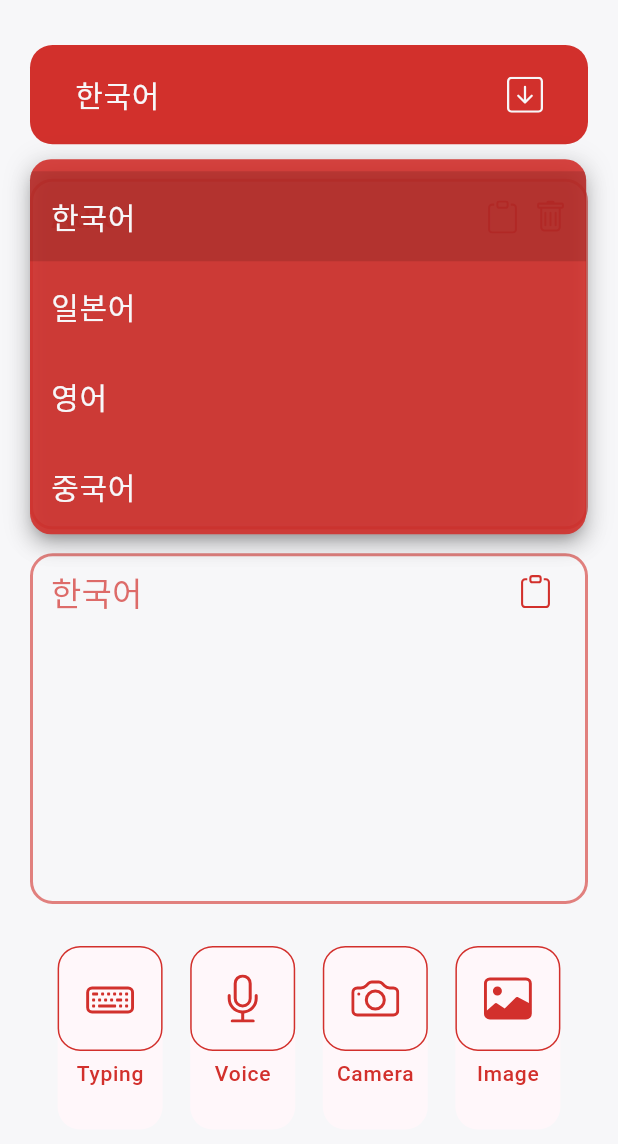
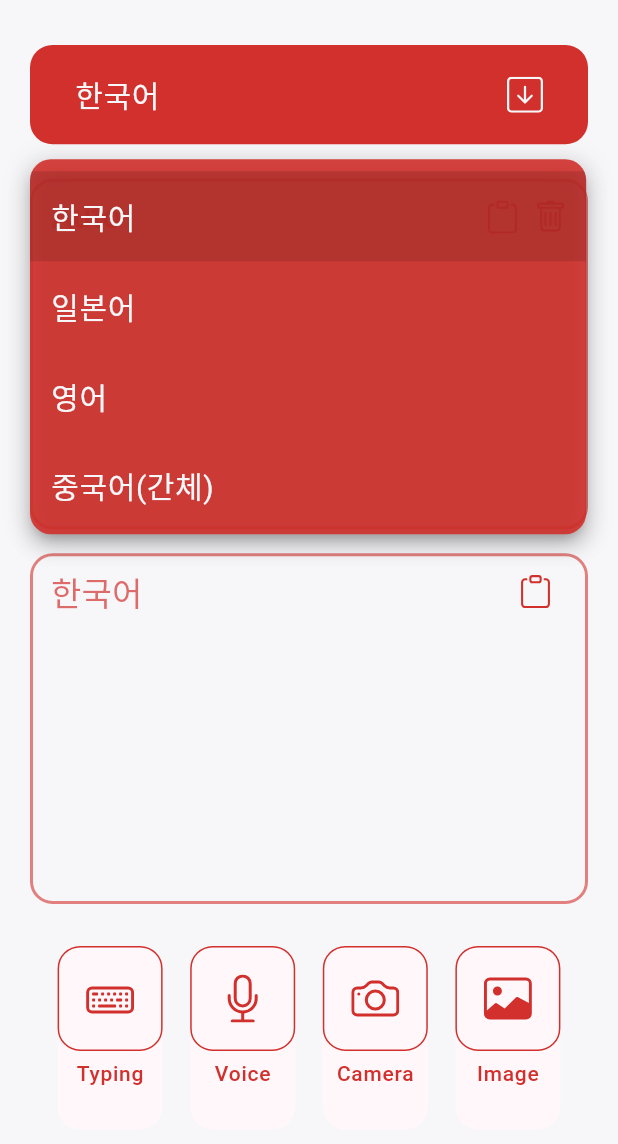
Before and after one commit to Yun-sooyong/Onetool_translator, a Flutter app: the screen it shows after launch, after a tap on "한국어", on a phone screen of 412 x 824 dp, the part 69-1213 px from its top. Run offline on Flutter 3.47's test engine with Material 2 defaults, Android fonts, the phone set to English and light mode, and no system bars; drawn by our look-alikes of dropdown_button2; our stand-ins replace bootstrap_icons, flutter_riverpod, fluttertoast; missing offline and left inert: translator.

Commit message:
중국어 코드 수정

```diff
--- a/lib/provider/provider.dart
+++ b/lib/provider/provider.dart
@@ -57,7 +57,8 @@ class MapSearcher extends ChangeNotifier {
     '한국어': 'ko',
     '일본어': 'ja',
     '영어': 'en',
-    '중국어': 'zh',
+    '중국어(간체)': 'zh-cn',
+    '중국어(번체)': 'zh-tw',
     '인도네시아어': 'id',
     '이탈리아어': 'it',
     '폴란드어': 'pl',
--- a/lib/services/lang.dart
+++ b/lib/services/lang.dart
@@ -34,7 +34,8 @@ List<String> lang = [
   '한국어',
   '일본어',
   '영어',
-  '중국어',
+  '중국어(간체)',
+  '중국어(번체)',
   '인도네시아어',
   '이탈리아어',
   '폴란드어',
--- a/lib/widgets/drop_down_menu.dart
+++ b/lib/widgets/drop_down_menu.dart
@@ -53,6 +53,9 @@ class _DropdownLangState extends State<DropdownLang> {
               onChanged: (value) {
                 mProvider.searchCode(value!);
                 textProvider.clear();
+                print(mProvider.code);
+                print(mProvider.lang);
+
               },
               iconStyleData: IconStyleData(
                 icon: const Icon(
```
